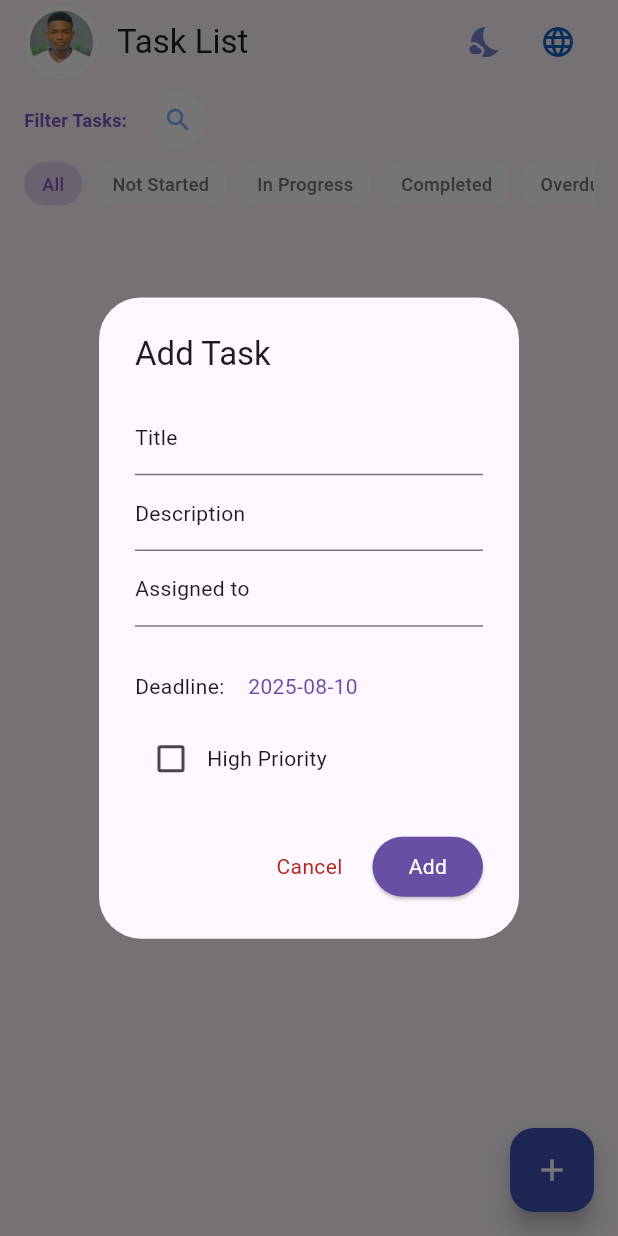
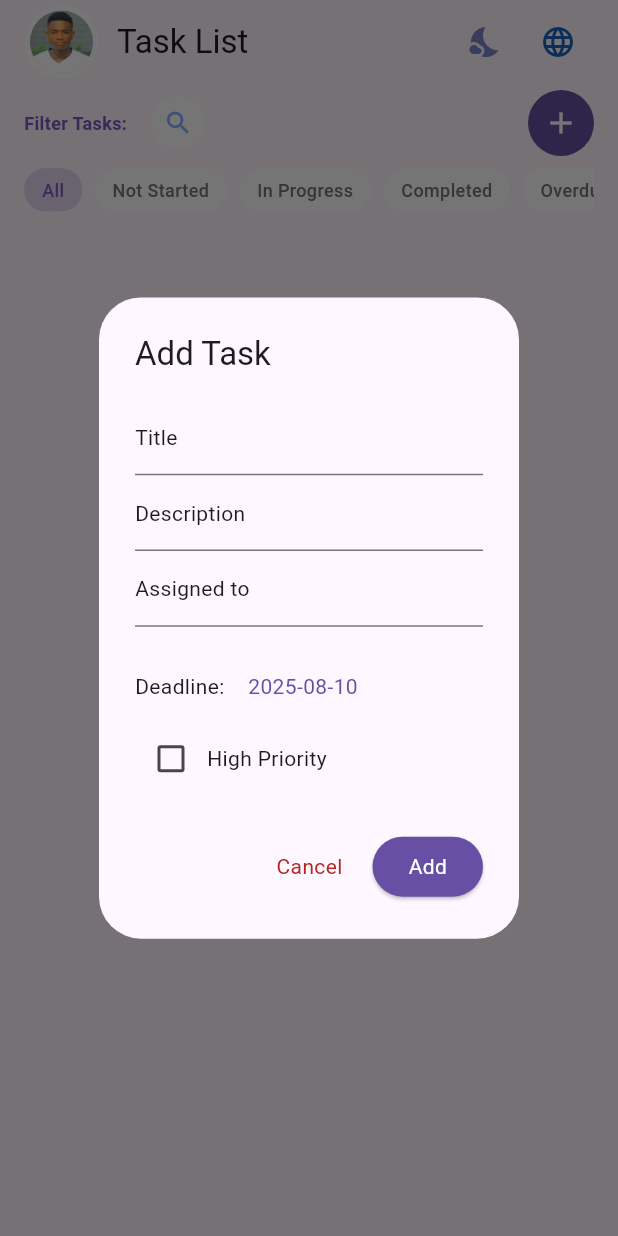
Before and after one commit to kteken10/taskmanagerui, a Flutter app: the screen it shows after launch, after a tap on the "add" icon, on a phone screen of 412 x 824 dp. Run offline on Flutter 3.47's test engine with Material 3 defaults, Android fonts, the light colour scheme and no system bars; our stand-ins replace flutter_local_notifications, flutter_riverpod, hive, hive_flutter, timezone; accounts and stored records are empty.

Commit message:
udpate all

```diff
--- a/lib/screens/task_list_screen.dart
+++ b/lib/screens/task_list_screen.dart
@@ -6,17 +6,18 @@ import '../providers/task_provider.dart';
 import '../providers/theme_provider.dart';
 import '../providers/locale_provider.dart';
 import '../l10n/app_localizations.dart';
+import '../ui/add_taskbutton.dart'; // Assure-toi que ce fichier contient AddTaskButton
 import '../ui/pulsing_avatar.dart';
 import '../ui/reorderable_task_list.dart';
 import '../ui/task_filter.dart' show TaskFilter, TaskFilterBar;
 import '../ui/add_task_dialog.dart';
+
 import 'app_padding.dart';
 
 class TaskListScreen extends ConsumerStatefulWidget {
   const TaskListScreen({super.key});
 
   @override
-  // ignore: library_private_types_in_public_api
   _TaskListScreenState createState() => _TaskListScreenState();
 }
 
@@ -41,9 +42,28 @@ class _TaskListScreenState extends ConsumerState<TaskListScreen> {
     final searchText = _searchController.text.toLowerCase();
     final searchedTasks = searchText.isEmpty
         ? filteredTasks
-        : filteredTasks.where((task) =>
+        : filteredTasks
+            .where((task) =>
                 task.title.toLowerCase().contains(searchText) ||
-            task.description.toLowerCase().contains(searchText)).toList();
+                task.description.toLowerCase().contains(searchText))
+            .toList();
+
+    // Tri personnalisé : Started > Completed > NotStarted
+    final sortedTasks = [...searchedTasks];
+    sortedTasks.sort((a, b) {
+      int getOrder(TaskStatus status) {
+        switch (status) {
+          case TaskStatus.Started:
+            return 0;
+          case TaskStatus.Completed:
+            return 1;
+          case TaskStatus.NotStarted:
+            return 2;
+        }
+      }
+
+      return getOrder(a.status).compareTo(getOrder(b.status));
+    });
 
     return Scaffold(
       appBar: AppBar(
@@ -90,7 +110,8 @@ class _TaskListScreenState extends ConsumerState<TaskListScreen> {
                     color: isDarkMode ? Colors.blue[200] : Colors.blue[800],
                   ),
                 ),
-                onPressed: () => ref.read(localeProvider.notifier).toggleLocale(),
+                onPressed: () =>
+                    ref.read(localeProvider.notifier).toggleLocale(),
               ),
             ],
           ),
@@ -99,7 +120,10 @@ class _TaskListScreenState extends ConsumerState<TaskListScreen> {
       body: AppPadding(
         child: Column(
           children: [
-            TaskFilterBar(
+            Row(
+              children: [
+                Expanded(
+                  child: TaskFilterBar(
                     selectedFilter: _filter,
                     onFilterSelected: (filter) {
                       setState(() {
@@ -110,11 +134,18 @@ class _TaskListScreenState extends ConsumerState<TaskListScreen> {
                       setState(() {});
                     },
                     searchController: _searchController,
+                    onAddTask: () =>
+                        _showAddTaskDialog(context), // Passe l'action ici
                   ),
+                ),
+
+              ],
+            ),
+            SizedBox(height: 8),
             Expanded(
               child: AnimatedSwitcher(
                 duration: const Duration(milliseconds: 300),
-                child: searchedTasks.isEmpty
+                child: sortedTasks.isEmpty
                     ? Center(
                         key: const ValueKey('empty'),
                         child: Text(
@@ -124,18 +155,12 @@ class _TaskListScreenState extends ConsumerState<TaskListScreen> {
                       )
                     : ReorderableTaskList(
                         key: const ValueKey('list'),
-                        tasks: searchedTasks,
+                        tasks: sortedTasks,
                       ),
               ),
             ),
           ],
         ),
-      ),
-      floatingActionButton: FloatingActionButton(
-        backgroundColor: isDarkMode ? Colors.amber[600] : Colors.indigo,
-        foregroundColor: Colors.white,
-        child: const Icon(Icons.add),
-        onPressed: () => _showAddTaskDialog(context),
       ),
     );
   }
--- /dev/null
+++ b/lib/ui/add_taskbutton.dart
@@ -0,0 +1,23 @@
+import 'package:flutter/material.dart';
+
+class AddTaskButton extends StatelessWidget {
+  final VoidCallback onPressed;
+  const AddTaskButton({required this.onPressed, super.key});
+
+  @override
+  Widget build(BuildContext context) {
+    return Container(
+      width: 44,
+      height: 44,
+      decoration: BoxDecoration(
+        color: Theme.of(context).colorScheme.primary,
+        shape: BoxShape.circle,
+      ),
+      child: IconButton(
+        icon: const Icon(Icons.add, color: Colors.white),
+        onPressed: onPressed,
+        tooltip: 'Ajouter une tâche',
+      ),
+    );
+  }
+}
--- a/lib/ui/task_filter.dart
+++ b/lib/ui/task_filter.dart
@@ -1,7 +1,7 @@
 import 'package:flutter/material.dart';
 import '../constants/colors.dart';
+import 'add_taskbutton.dart'; // Import du bouton
 
-// If TaskFilter is not defined in task.dart, define it here:
 enum TaskFilter { All, NotStarted, Started, Completed, Overdue }
 
 class TaskFilterBar extends StatefulWidget {
@@ -9,7 +9,8 @@ class TaskFilterBar extends StatefulWidget {
   final ValueChanged<TaskFilter> onFilterSelected;
   final EdgeInsetsGeometry? padding;
   final ValueChanged<String> onSearchChanged;
-  final TextEditingController? searchController; // Nouveau paramètre
+  final TextEditingController? searchController;
+  final VoidCallback? onAddTask; // Ajout du paramètre
 
   const TaskFilterBar({
     super.key,
@@ -18,6 +19,7 @@ class TaskFilterBar extends StatefulWidget {
     required this.onSearchChanged,
     this.padding,
     this.searchController,
+    this.onAddTask, // Ajout du paramètre
   });
 
   @override
@@ -42,8 +44,9 @@ class _TaskFilterBarState extends State<TaskFilterBar> {
       child: Column(
         crossAxisAlignment: CrossAxisAlignment.start,
         children: [
-          // Ligne avec le titre et le champ de recherche animé
+          // Ligne avec le titre, le champ de recherche et le bouton d'ajout
           Row(
+            crossAxisAlignment: CrossAxisAlignment.center,
             children: [
               Text(
                 "Filter Tasks:",
@@ -58,7 +61,7 @@ class _TaskFilterBarState extends State<TaskFilterBar> {
               // AnimatedContainer pour le champ de recherche
               AnimatedContainer(
                 duration: const Duration(milliseconds: 300),
-                width: _isSearching ? 200 : 0,
+                width: _isSearching ? 180 : 0,
                 height: 40,
                 curve: Curves.easeInOut,
                 child: _isSearching
@@ -110,6 +113,14 @@ class _TaskFilterBarState extends State<TaskFilterBar> {
                   },
                 ),
               ),
+
+              const Spacer(), // Pousse le bouton d'ajout à droite
+
+              // Bouton d'ajout centré verticalement à droite
+              if (widget.onAddTask != null)
+                AddTaskButton(
+                  onPressed: widget.onAddTask!,
+                ),
             ],
           ),
 
```
Also changed, not shown: lib/ui/task_card.dart (+16 -31 lines). Lines whose indentation alone changed are shown as unchanged.
